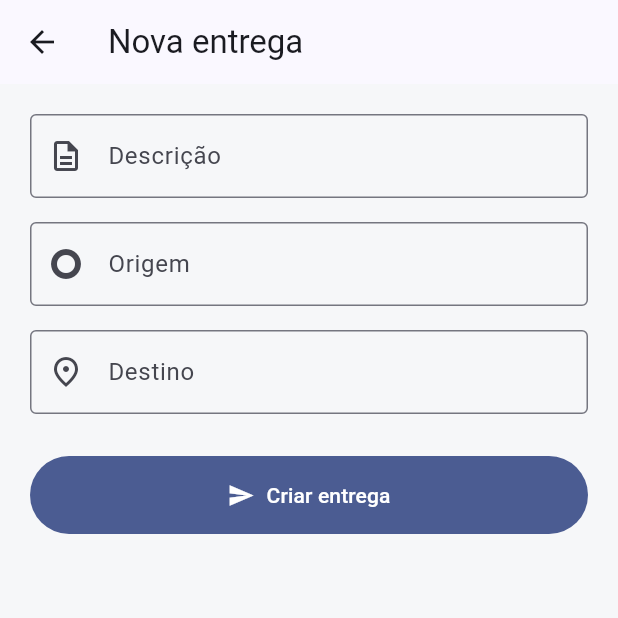
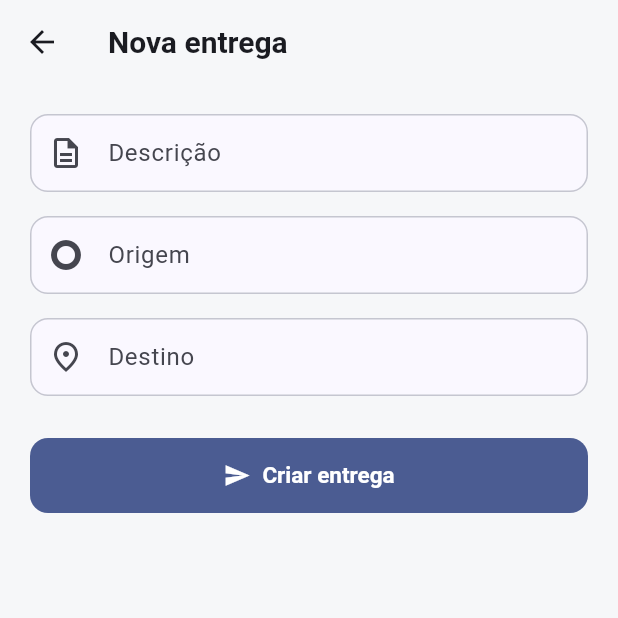
Before and after one commit to GiulianoLBP/Lab-DAMD, a Flutter app: the screen it shows after launch, after a tap on "Nova entrega", on a phone screen of 412 x 824 dp, the top half of it. Run offline on Flutter 3.47's test engine with Material 3 defaults, Android fonts, the phone set to English and light mode, and no system bars; network calls fail.

Commit message:
feat(cliente): tema central (AppTheme) + tokens de espacamento/raio
Centraliza a identidade visual em lib/core/theme/app_theme.dart (paleta mantendo
o azul 0xFF2563EB, tipografia, AppBar/Card/botoes/input/nav/snackbar) e tokens
AppSpacing/AppRadius. app.dart passa a usar AppTheme.light; EntregaCard consome o
CardTheme e os tokens. Sem mudanca de regra de negocio.

Co-Authored-By: Claude Opus 4.8 <noreply@anthropic.com>

```diff
--- a/Code/mobile/fastdelivery_cliente/lib/app.dart
+++ b/Code/mobile/fastdelivery_cliente/lib/app.dart
@@ -1,5 +1,6 @@
 import 'package:flutter/material.dart';
 
+import 'core/theme/app_theme.dart';
 import 'features/entregas/data/entrega_api_service.dart';
 import 'features/entregas/presentation/screens/entrega_list_screen.dart';
 
@@ -32,10 +33,7 @@ class _FastDeliveryAppState extends State<FastDeliveryApp> {
     return MaterialApp(
       title: 'FastDelivery',
       debugShowCheckedModeBanner: false,
-      theme: ThemeData(
-        colorScheme: ColorScheme.fromSeed(seedColor: const Color(0xFF2563EB)),
-        scaffoldBackgroundColor: const Color(0xFFF6F7F9),
-      ),
+      theme: AppTheme.light,
       home: EntregaListScreen(service: _service),
     );
   }
--- /dev/null
+++ b/Code/mobile/fastdelivery_cliente/lib/core/theme/app_theme.dart
@@ -0,0 +1,147 @@
+import 'package:flutter/material.dart';
+
+/// Tokens de espaçamento (escala base 4) usados em paddings e gaps das telas.
+/// Centralizar evita números mágicos espalhados e mantém ritmo visual coerente.
+class AppSpacing {
+  const AppSpacing._();
+
+  static const double xs = 4;
+  static const double sm = 8;
+  static const double md = 12;
+  static const double lg = 16;
+  static const double xl = 24;
+  static const double xxl = 32;
+}
+
+/// Tokens de raio de canto.
+class AppRadius {
+  const AppRadius._();
+
+  static const double sm = 8;
+  static const double md = 12;
+  static const double lg = 16;
+  static const double pill = 999;
+}
+
+/// Tema central do FastDelivery.
+///
+/// Fonte única de identidade visual (paleta, tipografia, formas e estilos de
+/// componentes), compartilhada pelos apps cliente e prestador para mantê-los
+/// coerentes. Mantém o azul de marca (`0xFF2563EB`) e o fundo claro já usados,
+/// e adiciona estilos consistentes de AppBar, Card, botões, inputs, navegação e
+/// snackbar.
+class AppTheme {
+  const AppTheme._();
+
+  static const Color _seed = Color(0xFF2563EB);
+  static const Color _scaffold = Color(0xFFF6F7F9);
+
+  static ThemeData get light {
+    final colorScheme = ColorScheme.fromSeed(seedColor: _seed);
+    final base = ThemeData(colorScheme: colorScheme, useMaterial3: true);
+
+    return base.copyWith(
+      scaffoldBackgroundColor: _scaffold,
+      textTheme: _textTheme(base.textTheme),
+      appBarTheme: AppBarTheme(
+        backgroundColor: _scaffold,
+        foregroundColor: colorScheme.onSurface,
+        surfaceTintColor: colorScheme.surfaceTint,
+        elevation: 0,
+        scrolledUnderElevation: 2,
+        centerTitle: false,
+        titleTextStyle: TextStyle(
+          color: colorScheme.onSurface,
+          fontSize: 20,
+          fontWeight: FontWeight.w700,
+        ),
+      ),
+      cardTheme: CardThemeData(
+        elevation: 0,
+        color: colorScheme.surface,
+        margin: const EdgeInsets.only(bottom: AppSpacing.md),
+        clipBehavior: Clip.antiAlias,
+        shape: RoundedRectangleBorder(
+          borderRadius: BorderRadius.circular(AppRadius.md),
+          side: BorderSide(color: colorScheme.outlineVariant),
+        ),
+      ),
+      filledButtonTheme: FilledButtonThemeData(
+        style: FilledButton.styleFrom(
+          padding: const EdgeInsets.symmetric(
+            vertical: 14,
+            horizontal: AppSpacing.xl,
+          ),
+          shape: RoundedRectangleBorder(
+            borderRadius: BorderRadius.circular(AppRadius.md),
+          ),
+          textStyle: const TextStyle(fontSize: 15, fontWeight: FontWeight.w600),
+        ),
+      ),
+      outlinedButtonTheme: OutlinedButtonThemeData(
+        style: OutlinedButton.styleFrom(
+          padding: const EdgeInsets.symmetric(
+            vertical: 14,
+            horizontal: AppSpacing.xl,
+          ),
+          shape: RoundedRectangleBorder(
+            borderRadius: BorderRadius.circular(AppRadius.md),
+          ),
+          textStyle: const TextStyle(fontSize: 15, fontWeight: FontWeight.w600),
+        ),
+      ),
+      floatingActionButtonTheme: FloatingActionButtonThemeData(
+        backgroundColor: colorScheme.primary,
+        foregroundColor: colorScheme.onPrimary,
+      ),
+      inputDecorationTheme: InputDecorationTheme(
+        filled: true,
+        fillColor: colorScheme.surface,
+        contentPadding: const EdgeInsets.symmetric(
+          horizontal: AppSpacing.lg,
+          vertical: 14,
+        ),
+        border: OutlineInputBorder(
+          borderRadius: BorderRadius.circular(AppRadius.md),
+          borderSide: BorderSide(color: colorScheme.outlineVariant),
+        ),
+        enabledBorder: OutlineInputBorder(
+          borderRadius: BorderRadius.circular(AppRadius.md),
+          borderSide: BorderSide(color: colorScheme.outlineVariant),
+        ),
+        focusedBorder: OutlineInputBorder(
+          borderRadius: BorderRadius.circular(AppRadius.md),
+          borderSide: BorderSide(color: colorScheme.primary, width: 2),
+        ),
+      ),
+      navigationBarTheme: NavigationBarThemeData(
+        backgroundColor: colorScheme.surface,
+        indicatorColor: colorScheme.primaryContainer,
+        elevation: 3,
+        labelBehavior: NavigationDestinationLabelBehavior.alwaysShow,
+      ),
+      snackBarTheme: SnackBarThemeData(
+        behavior: SnackBarBehavior.floating,
+        backgroundColor: colorScheme.inverseSurface,
+        contentTextStyle: TextStyle(color: colorScheme.onInverseSurface),
+        shape: RoundedRectangleBorder(
+          borderRadius: BorderRadius.circular(AppRadius.md),
+        ),
+      ),
+      dividerTheme: DividerThemeData(
+        color: colorScheme.outlineVariant,
+        thickness: 1,
+      ),
+    );
+  }
+
+  /// Ajustes de peso para reforçar a hierarquia tipográfica, sobre o Roboto.
+  static TextTheme _textTheme(TextTheme base) {
+    return base.copyWith(
+      headlineSmall: base.headlineSmall?.copyWith(fontWeight: FontWeight.w700),
+      titleLarge: base.titleLarge?.copyWith(fontWeight: FontWeight.w700),
+      titleMedium: base.titleMedium?.copyWith(fontWeight: FontWeight.w600),
+      labelLarge: base.labelLarge?.copyWith(fontWeight: FontWeight.w600),
+    );
+  }
+}
--- a/Code/mobile/fastdelivery_cliente/lib/features/entregas/presentation/widgets/entrega_card.dart
+++ b/Code/mobile/fastdelivery_cliente/lib/features/entregas/presentation/widgets/entrega_card.dart
@@ -1,5 +1,6 @@
 import 'package:flutter/material.dart';
 
+import '../../../../core/theme/app_theme.dart';
 import '../../domain/entrega.dart';
 import 'status_badge.dart';
 
@@ -14,18 +15,13 @@ class EntregaCard extends StatelessWidget {
   @override
   Widget build(BuildContext context) {
     final theme = Theme.of(context);
+    // Forma, borda, elevação e margem vêm do CardTheme central (AppTheme).
     return Card(
-      elevation: 0,
-      margin: const EdgeInsets.only(bottom: 12),
-      shape: RoundedRectangleBorder(
-        borderRadius: BorderRadius.circular(8),
-        side: BorderSide(color: theme.colorScheme.outlineVariant),
-      ),
       child: InkWell(
-        borderRadius: BorderRadius.circular(8),
+        borderRadius: BorderRadius.circular(AppRadius.md),
         onTap: onTap,
         child: Padding(
-          padding: const EdgeInsets.all(16),
+          padding: const EdgeInsets.all(AppSpacing.lg),
           child: Column(
             crossAxisAlignment: CrossAxisAlignment.start,
             children: [
@@ -47,10 +43,10 @@ class EntregaCard extends StatelessWidget {
                   StatusBadge(status: entrega.status),
                 ],
               ),
-              const SizedBox(height: 10),
+              const SizedBox(height: AppSpacing.md),
               _LinhaRota(origem: entrega.origem, destino: entrega.destino),
               if (entrega.atualizadoEm != null) ...[
-                const SizedBox(height: 8),
+                const SizedBox(height: AppSpacing.sm),
                 Text(
                   'Atualizada em ${entrega.atualizadoEm}',
                   style: theme.textTheme.bodySmall?.copyWith(
```
